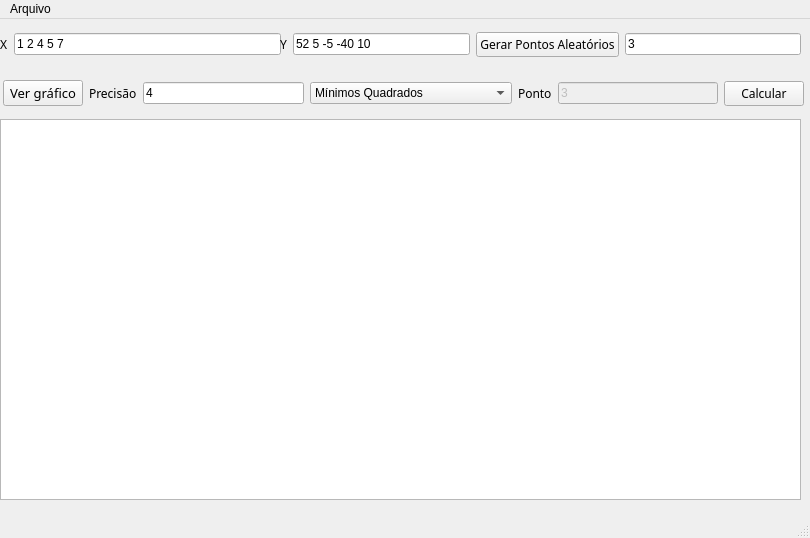
Old version of the form interpolacao.ui in the repository rafaelperazzo/iCalcNum.
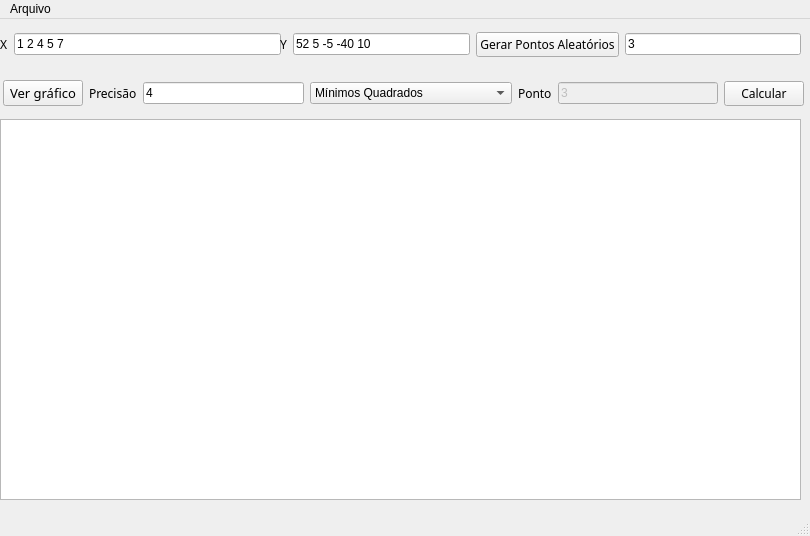
New version of the form.

```diff
--- a/interpolacao.ui
+++ b/interpolacao.ui
@@ -7,7 +7,7 @@
     <x>0</x>
     <y>0</y>
     <width>810</width>
-    <height>538</height>
+    <height>536</height>
    </rect>
   </property>
   <property name="windowTitle">
```
